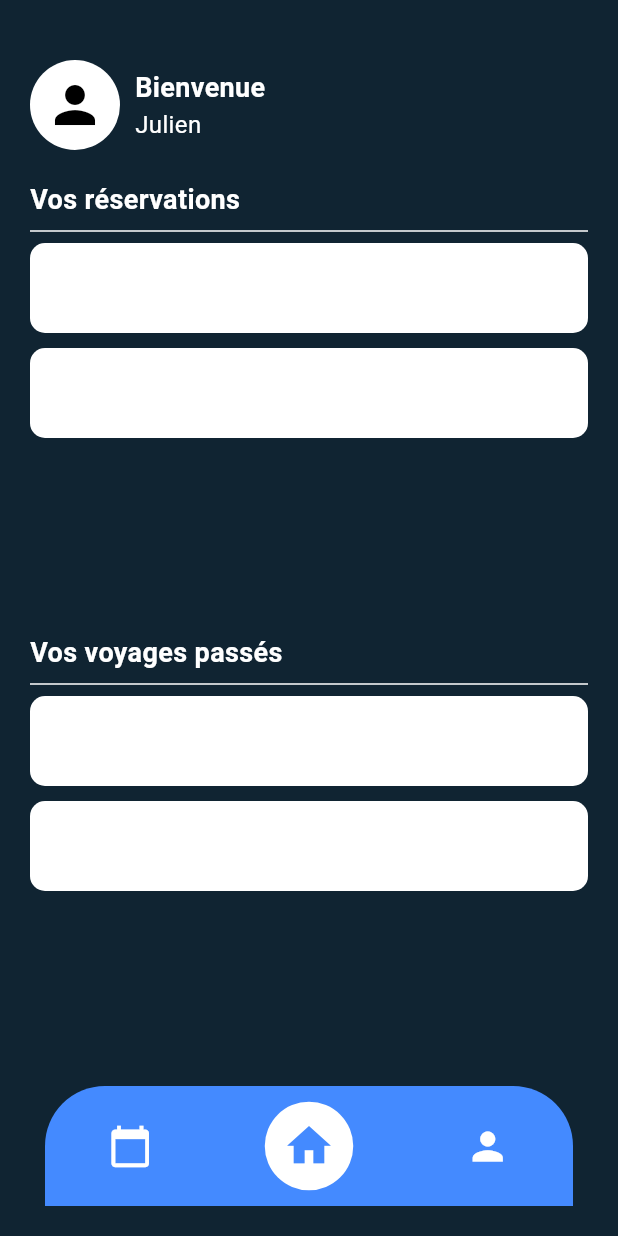
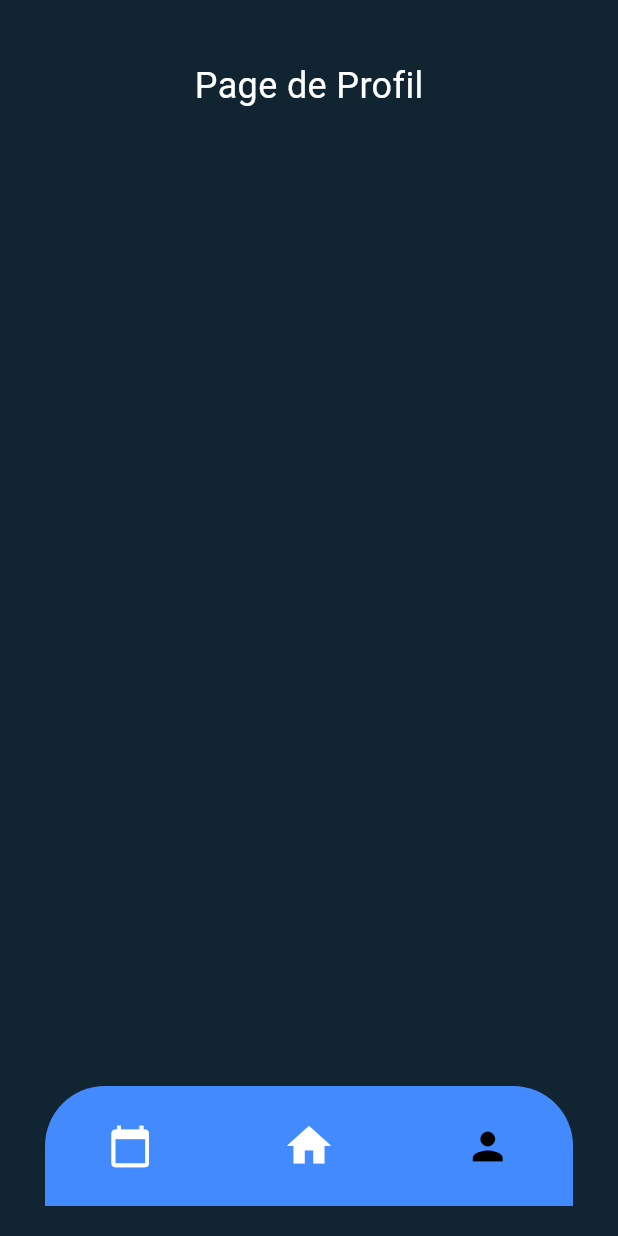
Before and after one commit to Team-SAE5A01/MOBILE_ClientPMR, a Flutter app: the HomeUserPage screen opened directly, after a tap on the "person" icon, on a phone screen of 412 x 824 dp. Run offline on Flutter 3.47's test engine with Material 3 defaults, Android fonts, the phone set to English and light mode, and no system bars.

Commit message:
home user page  corrigé avec importation nav barre user profile page crée creation de la navbar dans widgets

```diff
--- a/lib/features/utilisateur/home_user_page.dart
+++ b/lib/features/utilisateur/home_user_page.dart
@@ -1,7 +1,29 @@
 import 'package:flutter/material.dart';
+import '../../widgets/custom_nav_bar.dart';
+import 'user_profile_page.dart';
 
-class HomeUserPage extends StatelessWidget {
+class HomeUserPage extends StatefulWidget {
   const HomeUserPage({super.key});
+
+  @override
+  _HomeUserPageState createState() => _HomeUserPageState();
+}
+
+class _HomeUserPageState extends State<HomeUserPage> {
+  int _selectedIndex = 1;
+
+  void _onItemTapped(int index) {
+    setState(() {
+      _selectedIndex = index;
+    });
+
+    if (index == 2) {
+      Navigator.push(
+        context,
+        MaterialPageRoute(builder: (context) => const ProfilePage()),
+      );
+    }
+  }
 
   @override
   Widget build(BuildContext context) {
@@ -98,43 +120,10 @@ class HomeUserPage extends StatelessWidget {
               ),
             ),
           ),
-          // Floating Navigation Bar with Arrow Shape
-          Padding(
-            padding: const EdgeInsets.only(bottom: 20),
-            child: Stack(
-              alignment: Alignment.bottomCenter,
-              children: [
-                Container(
-                  margin: const EdgeInsets.symmetric(horizontal: 30),
-                  height: 80,
-                  decoration: const BoxDecoration(
-                    color: Colors.blueAccent,
-                    borderRadius: BorderRadius.vertical(top: Radius.circular(40)),
-                  ),
-                  child: Row(
-                    mainAxisAlignment: MainAxisAlignment.spaceAround,
-                    children: [
-                      IconButton(
-                        icon: const Icon(Icons.calendar_today, color: Colors.white, size: 30),
-                        onPressed: () {},
-                      ),
-                      Container(
-                        padding: const EdgeInsets.all(12),
-                        decoration: const BoxDecoration(
-                          shape: BoxShape.circle,
-                          color: Colors.white,
-                        ),
-                        child: const Icon(Icons.home, color: Colors.blueAccent, size: 35),
-                      ),
-                      IconButton(
-                        icon: const Icon(Icons.person, color: Colors.white, size: 30),
-                        onPressed: () {},
-                      ),
-                    ],
-                  ),
-                ),
-              ],
-            ),
+          // Custom Navigation Bar
+          CustomNavBar(
+            selectedIndex: _selectedIndex,
+            onItemTapped: _onItemTapped,
           ),
         ],
       ),
--- /dev/null
+++ b/lib/features/utilisateur/user_profile_page.dart
@@ -0,0 +1,48 @@
+import 'package:flutter/material.dart';
+import '../../widgets/custom_nav_bar.dart'; // Import du widget
+
+class ProfilePage extends StatefulWidget {
+  const ProfilePage({super.key});
+
+  @override
+  _ProfilePageState createState() => _ProfilePageState();
+}
+
+class _ProfilePageState extends State<ProfilePage> {
+  int _selectedIndex = 2; // Index de la page actuelle (Profil)
+
+  void _onItemTapped(int index) {
+    setState(() {
+      _selectedIndex = index;
+    });
+
+    if (index == 0) {
+      Navigator.pushNamed(context, '/reservations');
+    } else if (index == 1) {
+      Navigator.pushNamed(context, '/home');
+    }
+  }
+
+  @override
+  Widget build(BuildContext context) {
+    return Scaffold(
+      backgroundColor: const Color.fromRGBO(16, 36, 50, 1),
+      body: Column(
+        children: [
+          const SizedBox(height: 40),
+          Center(
+            child: Text(
+              "Page de Profil",
+              style: TextStyle(color: Colors.white, fontSize: 24),
+            ),
+          ),
+          Expanded(child: Container()), // Espace vide pour équilibrer
+          CustomNavBar(
+            selectedIndex: _selectedIndex,
+            onItemTapped: _onItemTapped,
+          ),
+        ],
+      ),
+    );
+  }
+}
--- /dev/null
+++ b/lib/widgets/custom_nav_bar.dart
@@ -0,0 +1,65 @@
+import 'package:flutter/material.dart';
+
+class CustomNavBar extends StatelessWidget {
+  final int selectedIndex;
+  final Function(int) onItemTapped;
+
+  const CustomNavBar({
+    super.key,
+    required this.selectedIndex,
+    required this.onItemTapped,
+  });
+
+  @override
+  Widget build(BuildContext context) {
+    return Padding(
+      padding: const EdgeInsets.only(bottom: 20),
+      child: Stack(
+        alignment: Alignment.bottomCenter,
+        children: [
+          Container(
+            margin: const EdgeInsets.symmetric(horizontal: 30),
+            height: 80,
+            decoration: const BoxDecoration(
+              color: Colors.blueAccent,
+              borderRadius: BorderRadius.vertical(top: Radius.circular(40)),
+            ),
+            child: Row(
+              mainAxisAlignment: MainAxisAlignment.spaceAround,
+              children: [
+                IconButton(
+                  icon: Icon(
+                    Icons.calendar_today,
+                    color: selectedIndex == 0 ? Colors.black : Colors.white,
+                    size: 30,
+                  ),
+                  onPressed: () => onItemTapped(0),
+                ),
+                Container(
+                  padding: const EdgeInsets.all(12),
+                  decoration: BoxDecoration(
+                    shape: BoxShape.circle,
+                    color: selectedIndex == 1 ? Colors.white : Colors.transparent,
+                  ),
+                  child: Icon(
+                    Icons.home,
+                    color: selectedIndex == 1 ? Colors.blueAccent : Colors.white,
+                    size: 35,
+                  ),
+                ),
+                IconButton(
+                  icon: Icon(
+                    Icons.person,
+                    color: selectedIndex == 2 ? Colors.black : Colors.white,
+                    size: 30,
+                  ),
+                  onPressed: () => onItemTapped(2),
+                ),
+              ],
+            ),
+          ),
+        ],
+      ),
+    );
+  }
+}
```
